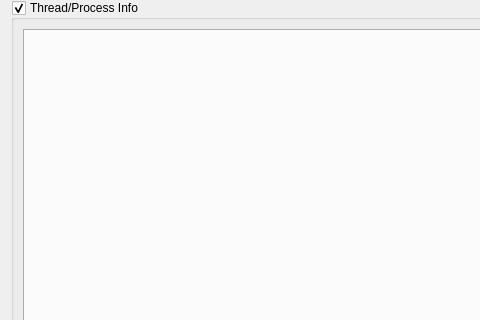
epasveer/seer, file src/SeerThreadManagerWidget.ui: the form before one commit; both pictures show x 0 to 480 and y 0 to 320 of the 778 by 621 pixel window.
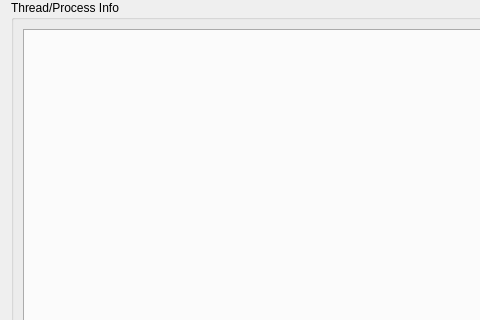
The form after the commit. Custom widgets are drawn as their Qt base class.

Commit message: Remove visible setting for Thread Manager.

Diff of the .ui file:
```diff
--- a/src/SeerThreadManagerWidget.ui
+++ b/src/SeerThreadManagerWidget.ui
@@ -26,7 +26,7 @@
       <string>Thread/Process Info</string>
      </property>
      <property name="checkable">
-      <bool>true</bool>
+      <bool>false</bool>
      </property>
      <layout class="QGridLayout" name="gridLayout">
       <item row="0" column="0" colspan="5">
```
